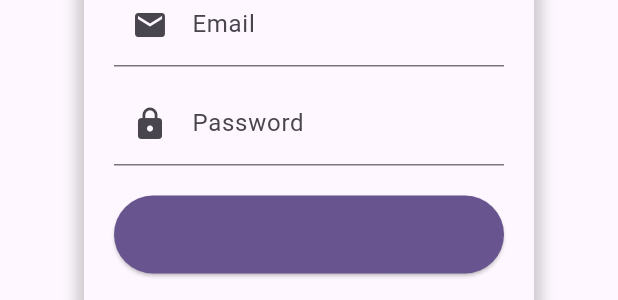
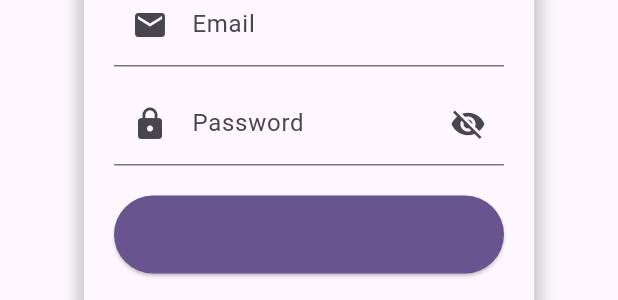
Before and after one commit to Pure-Scale/pure_scale_widgets, a Flutter app: the PsLoginForm widget shown alone on an empty page, opened directly with empty values, on a phone screen of 412 x 824 dp. Shown: the part 430-730 px from the top of the screen. Run offline on Flutter 3.47's test engine with Material 3 defaults, Android fonts, the phone set to English and light mode, and no system bars; our stand-ins replace get, shimmer; missing offline and left inert: text_form_field_wrapper.

Commit message:
minor fix

```diff
--- a/lib/src/form_widgets/ps_login_form.dart
+++ b/lib/src/form_widgets/ps_login_form.dart
@@ -47,6 +47,7 @@ class _PsLoginFormState extends State<PsLoginForm> {
   final formKey = GlobalKey<FormState>();
   final emailController = TextEditingController();
   final passwordController = TextEditingController();
+  bool showPassword = false;
 
   void onSubmitAction() {
     widget.loginAction(
@@ -99,6 +100,14 @@ class _PsLoginFormState extends State<PsLoginForm> {
                     hintText: widget.passwordEnterText,
                     labelText: widget.passwordText,
                     prefixIcon: const Icon(Icons.lock),
+                    suffixIcon: IconButton(
+                      onPressed: () => setState(
+                        () => showPassword = !showPassword,
+                      ),
+                      icon: Icon(
+                        showPassword ? Icons.visibility : Icons.visibility_off,
+                      ),
+                    ),
                   ),
                   validator: (value) {
                     if (value == null || value.isEmpty) {
```
